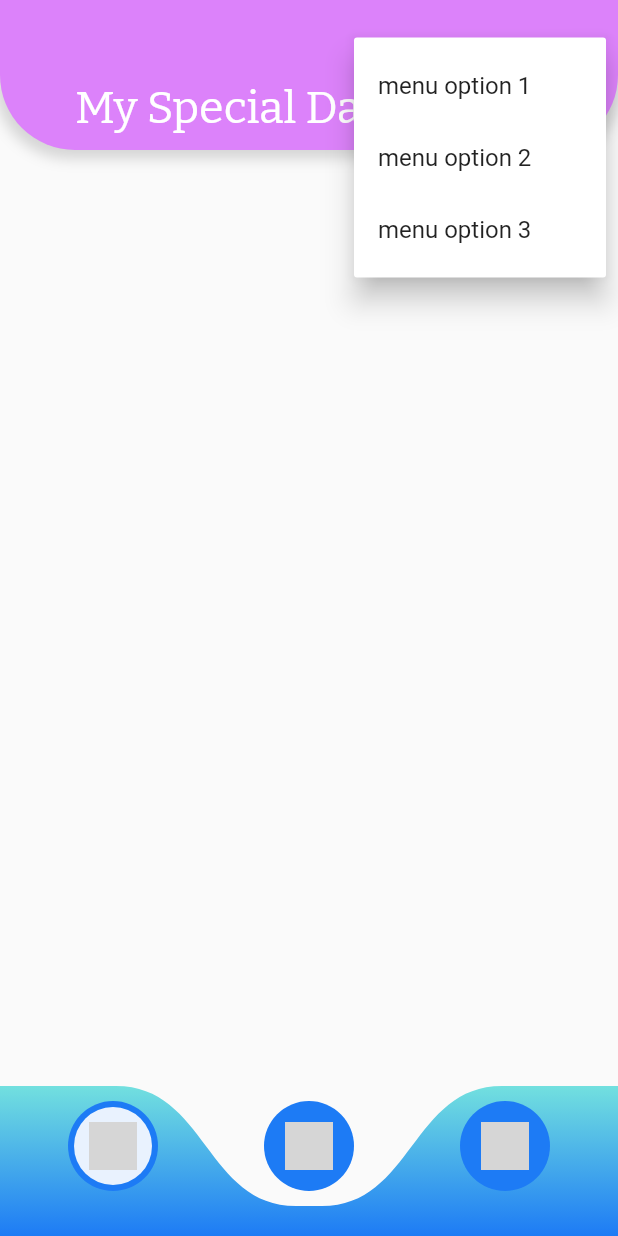
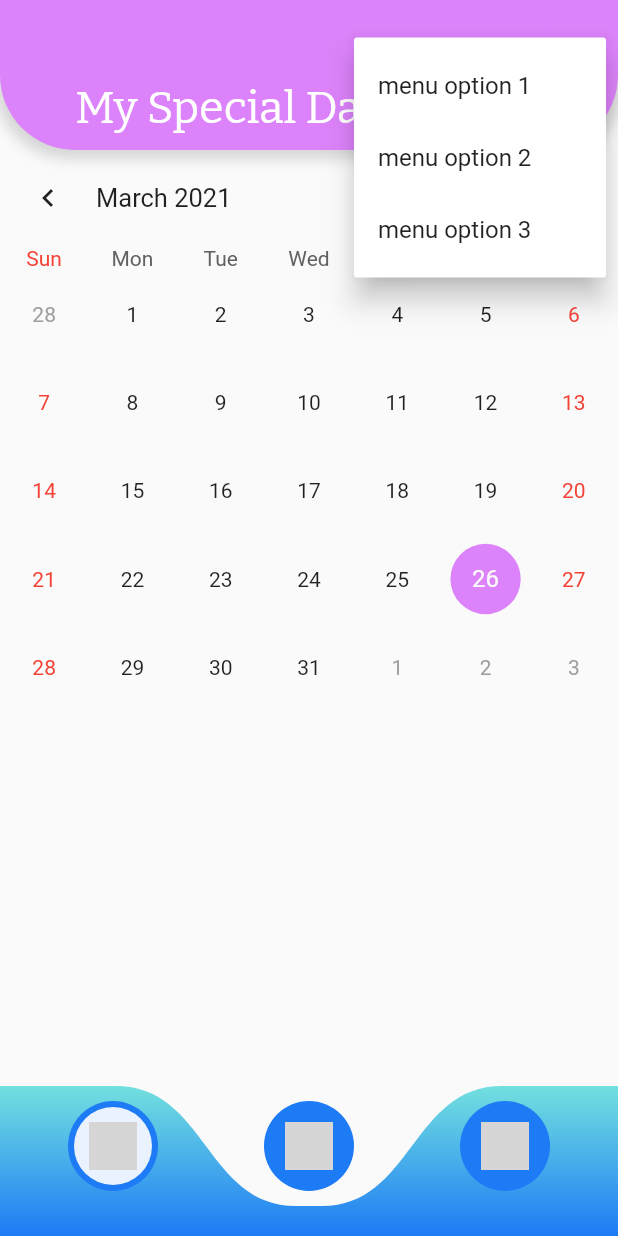
Before and after one commit to ibrahimcls/my_special_days, a Flutter app: the screen it shows after launch, after a tap on the "menu" icon, on a phone screen of 412 x 824 dp. Run offline on Flutter 3.47's test engine with Material 2 defaults, Android fonts, the phone set to English and light mode, and no system bars; drawn by our look-alikes of table_calendar; our stand-ins replace flutter_slidable, flutter_svg, get_it, hive; accounts and stored records are empty; statements that could not run were skipped; grey boxes are pictures that could not be loaded.

Commit message:
Add Calendar
add calendar base

```diff
--- a/lib/home_page.dart
+++ b/lib/home_page.dart
@@ -101,7 +101,7 @@ class _HomePageState extends State<HomePage> {
                   });
                 },
                 children: [
-                  Calendar(),
+                  Calendar(selectedDay: DateTime.now(),),
                   ShowSpecialDays(),
                   AddSpecialDay(),
                 ],
--- a/lib/tabbars/calendar.dart
+++ b/lib/tabbars/calendar.dart
@@ -1,13 +1,101 @@
 import 'package:flutter/material.dart';
+import 'package:my_special_days/colors.dart';
+import 'package:my_special_days/models/special_day.dart';
+import 'package:my_special_days/service/hive_local_db_service.dart';
+import 'package:my_special_days/service/locator.dart';
+import 'package:table_calendar/table_calendar.dart';
 
 class Calendar extends StatefulWidget {
+  DateTime selectedDay;
+
+  Calendar({@required this.selectedDay});
+
   @override
   _CalendarState createState() => _CalendarState();
 }
 
 class _CalendarState extends State<Calendar> {
+  CalendarController _calendarController = new CalendarController();
+  HiveLocalDbService _hiveLocaldbServices = getIt<HiveLocalDbService>();
+  Map<DateTime, List<SpecialDay>> _events = {};
+  String title ="",explanation="",date ="";
+  @override
+  void initState() {
+    super.initState();
+    _fetchEvents();
+  }
+
   @override
   Widget build(BuildContext context) {
-    return Container();
+    return Column(
+      children: [
+        TableCalendar(
+          events: _events,
+          calendarController: _calendarController,
+          onDaySelected: (day, events, a) {
+            setState(() {
+              widget.selectedDay = day;
+              SpecialDay specialDay = events[0];
+              title = specialDay.title;
+              explanation = specialDay.explanation;
+              date = specialDay.getDateFormat();
+            });
+          },
+          calendarStyle: CalendarStyle(
+            todayColor: AppColors.appColor_l2,
+            markersColor: AppColors.appColor_l3,
+            selectedColor: AppColors.appColor,
+            renderDaysOfWeek: false,
+          ),
+        ),
+        Expanded(
+          child: Column(
+            mainAxisAlignment: MainAxisAlignment.center,
+            children: [
+              Text(
+                title,
+                style: TextStyle(fontFamily: "BitterBold", fontSize: 25),
+              ),
+              SizedBox(
+                height: 5,
+              ),
+              Text(
+                explanation,
+                textAlign: TextAlign.center,
+                style: TextStyle(
+                  fontFamily: "BitterRegular",
+                  fontSize: 18,
+                  color: Colors.black54,
+                ),
+              ),
+              SizedBox(
+                height: 5,
+              ),
+              Text(
+                date,
+                textAlign: TextAlign.center,
+                style: TextStyle(
+                  fontFamily: "BitterRegular",
+                  fontSize: 18,
+                  color: Colors.black,
+                ),
+              ),
+            ],
+          ),
+        ),
+      ],
+    );
+  }
+
+  void _fetchEvents() async {
+    _events = {};
+    List<SpecialDay> specialDays =
+        await _hiveLocaldbServices.getAllSpecialDay();
+    for (SpecialDay specialDay in specialDays) {
+      List<SpecialDay> list = [];
+      list.add(specialDay);
+      _events[specialDay.dateTime] = list;
+    }
+    setState(() {});
   }
 }
--- a/pubspec.yaml
+++ b/pubspec.yaml
@@ -36,6 +36,7 @@ dependencies:
   flutter_svg:
   intl:
   flutter_slidable:
+  table_calendar:
 
 dev_dependencies:
   flutter_test:
```
Also changed, not shown: pubspec.lock.
